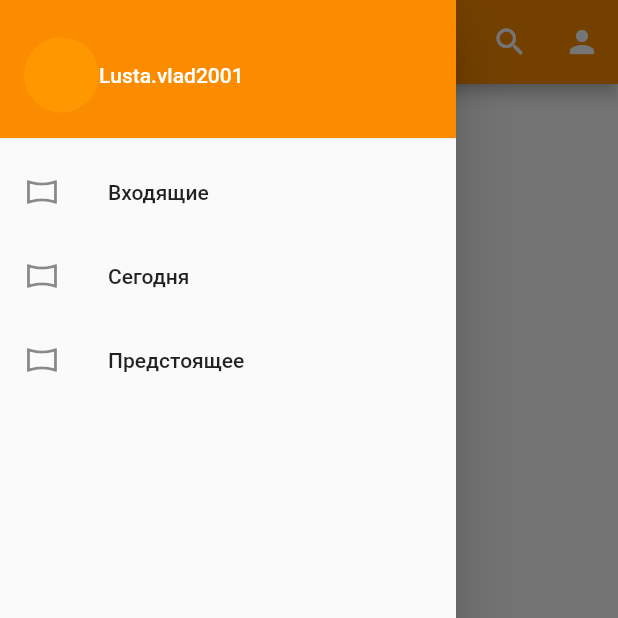
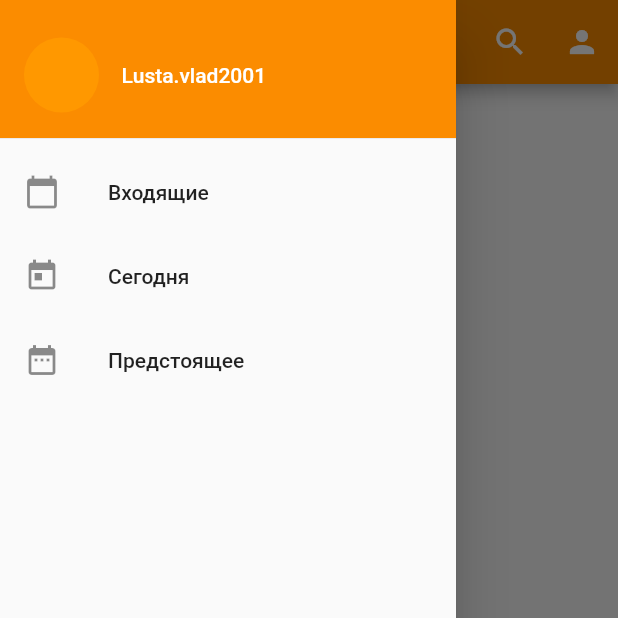
Before and after one commit to Lustach/my_todoist, a Flutter app: the screen it shows after launch, with the side drawer open, on a phone screen of 412 x 824 dp, the top half of it. Run offline on Flutter 3.47's test engine with Material 2 defaults, Android fonts, the phone set to English and light mode, and no system bars.

```diff
--- a/lib/main.dart
+++ b/lib/main.dart
@@ -1,5 +1,6 @@
 import 'package:flutter/material.dart';
 import 'package:my_todoist/models/menu_navigation.dart';
+import 'package:my_todoist/pages/today.dart';
 import 'package:provider/provider.dart';
 import 'package:my_todoist/widgets/appBar.dart';
 
@@ -42,6 +43,7 @@ class MyApp extends StatelessWidget {
                   child: Row(
                     children: [
                       Container(
+                        margin: EdgeInsets.only(right: 15.0),
                         width: 50.0,
                         height: 50.0,
                         decoration: new BoxDecoration(
@@ -67,6 +69,8 @@ class MyApp extends StatelessWidget {
                       leading: Icon(value.icon),
                       title: Text(value.title),
                       onTap: () {
+                        Navigator.push(context,
+                            MaterialPageRoute(builder: (context) => Today()));
                         // Navigator.pop(context);
                       },
                       // tileColor: value.color,
@@ -79,6 +83,8 @@ class MyApp extends StatelessWidget {
         ),
         floatingActionButton: FloatingActionButton(
           onPressed: () {
+            Navigator.push(
+                context, MaterialPageRoute(builder: (context) => Today()));
             // Add your onPressed code here!
           },
           child: Icon(Icons.add),
@@ -103,10 +109,11 @@ class MyApp extends StatelessWidget {
       //   visualDensity: VisualDensity.adaptivePlatformDensity,
       // ),
       // home: MyHomePage(title: 'Flutter Demo Home Page'),
+      initialRoute: '/',
       routes: {
         // '/incoming' : (BuildContext context) => Incoming(),
         // '/forthcoming' : (BuildContext context) => Forthcoming(),
-        // '/today' : (BuildContext context) => Today(),
+        '/today': (BuildContext context) => Today(),
       },
     );
   }
--- a/lib/models/menu_navigation.dart
+++ b/lib/models/menu_navigation.dart
@@ -16,17 +16,17 @@ class MenuNavigation {
         title: 'Входящие',
         routeName: '/incoming',
         color: Colors.blue,
-        icon: Icons.panorama_horizontal),
+        icon: Icons.calendar_today),
     Tile(
         title: 'Сегодня',
         routeName: '/today',
         color: Colors.blue,
-        icon: Icons.panorama_horizontal),
+        icon: Icons.today),
     Tile(
         title: 'Предстоящее',
         routeName: '/forthcoming',
         color: Colors.blue,
-        icon: Icons.panorama_horizontal)
+        icon: Icons.date_range)
   ];
   UnmodifiableListView<Tile> get items => UnmodifiableListView(_items);
   Tile getElementById(String title) =>
```
Also changed, not shown: lib/pages/today.dart (added, +13 -0 lines), lib/pages/forthcoming.dart (added), lib/pages/incoming.dart (added).
